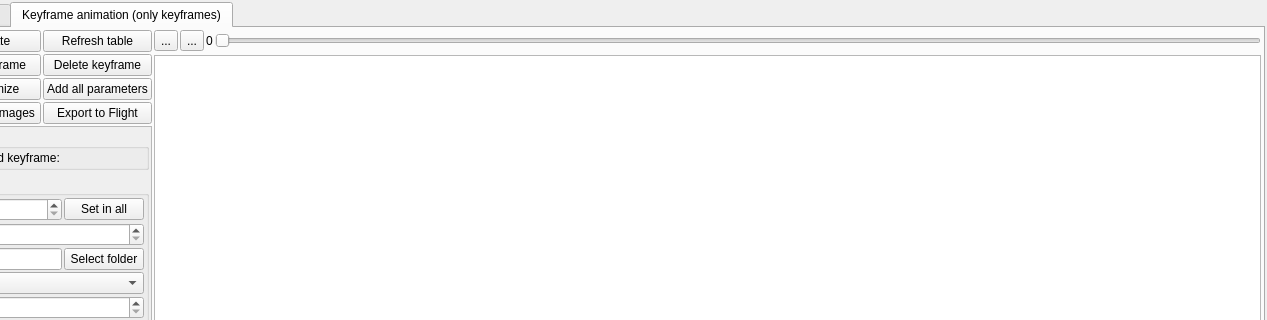
First picture: the form in mandelbulber2/qt/dock_animation.ui, repository buddhi1980/mandelbulber2, before the edit; both pictures show x 176 to 1443 and y 0 to 320 of the 1443 by 806 pixel window.
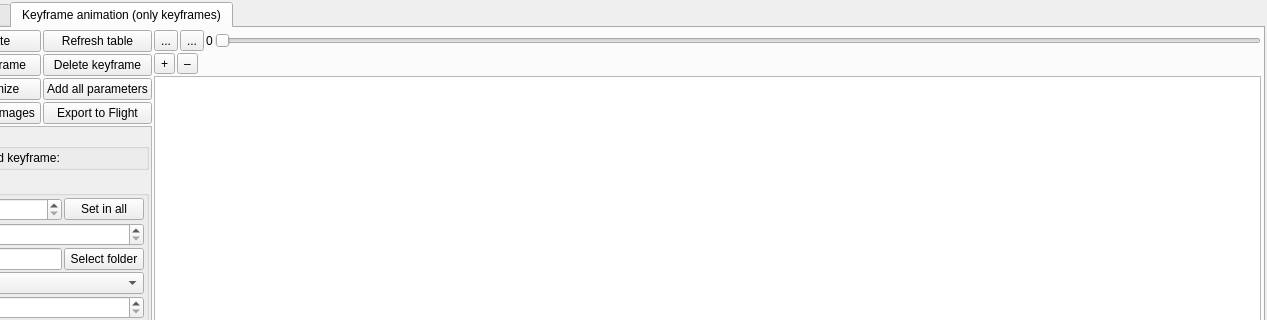
Second picture: the form after the edit. Icons and pictures are not drawn. Custom widgets are drawn as their Qt base class.

Commit message: Added zoom functions

Diff of the .ui file:
```diff
--- a/mandelbulber2/qt/dock_animation.ui
+++ b/mandelbulber2/qt/dock_animation.ui
@@ -1505,7 +1505,54 @@
           </layout>
          </item>
          <item>
-          <widget class="cAnimationValueChartWidget" name="widgetValueChart" native="true"/>
+          <layout class="QHBoxLayout" name="horizontalLayout_3" stretch="0,1">
+           <property name="spacing">
+            <number>2</number>
+           </property>
+           <property name="leftMargin">
+            <number>0</number>
+           </property>
+           <property name="topMargin">
+            <number>0</number>
+           </property>
+           <item>
+            <layout class="QGridLayout" name="gridLayout_2">
+             <property name="spacing">
+              <number>2</number>
+             </property>
+             <item row="0" column="0">
+              <widget class="QToolButton" name="toolButton_chartZoomIn">
+               <property name="text">
+                <string>+</string>
+               </property>
+               <property name="icon">
+                <iconset theme="zoom-in"/>
+               </property>
+              </widget>
+             </item>
+             <item row="0" column="1">
+              <widget class="QToolButton" name="toolButton_chartZoomOut">
+               <property name="text">
+                <string>‒</string>
+               </property>
+               <property name="icon">
+                <iconset theme="zoom-out"/>
+               </property>
+              </widget>
+             </item>
+            </layout>
+           </item>
+           <item>
+            <widget class="cAnimationValueChartWidget" name="widgetValueChart" native="true">
+             <property name="sizePolicy">
+              <sizepolicy hsizetype="Preferred" vsizetype="Fixed">
+               <horstretch>0</horstretch>
+               <verstretch>64</verstretch>
+              </sizepolicy>
+             </property>
+            </widget>
+           </item>
+          </layout>
          </item>
          <item>
           <widget class="MyTableWidgetKeyframes" name="tableWidget_keyframe_animation">
```
The commit also changes 3 other files.
